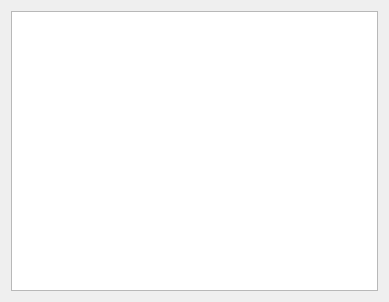
First picture: the form in my_project/photo_paint.ui, repository StasDzundza/Instagram-Photo-Parser-and-Image-Editor, before the edit.
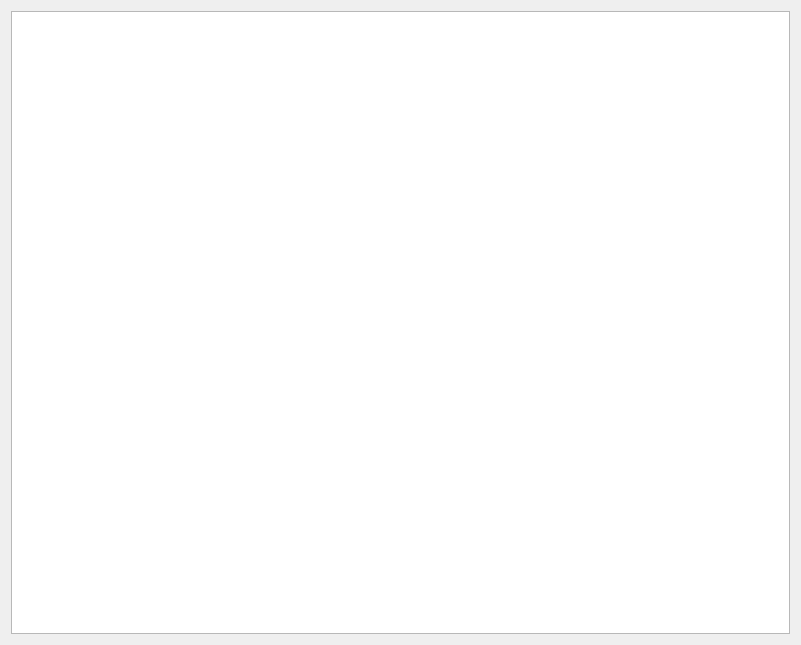
Second picture: the form after the edit.

The edit to the form file:
```diff
--- a/my_project/photo_paint.ui
+++ b/my_project/photo_paint.ui
@@ -6,8 +6,8 @@
    <rect>
     <x>0</x>
     <y>0</y>
-    <width>389</width>
-    <height>302</height>
+    <width>801</width>
+    <height>645</height>
    </rect>
   </property>
   <property name="windowTitle">
```
